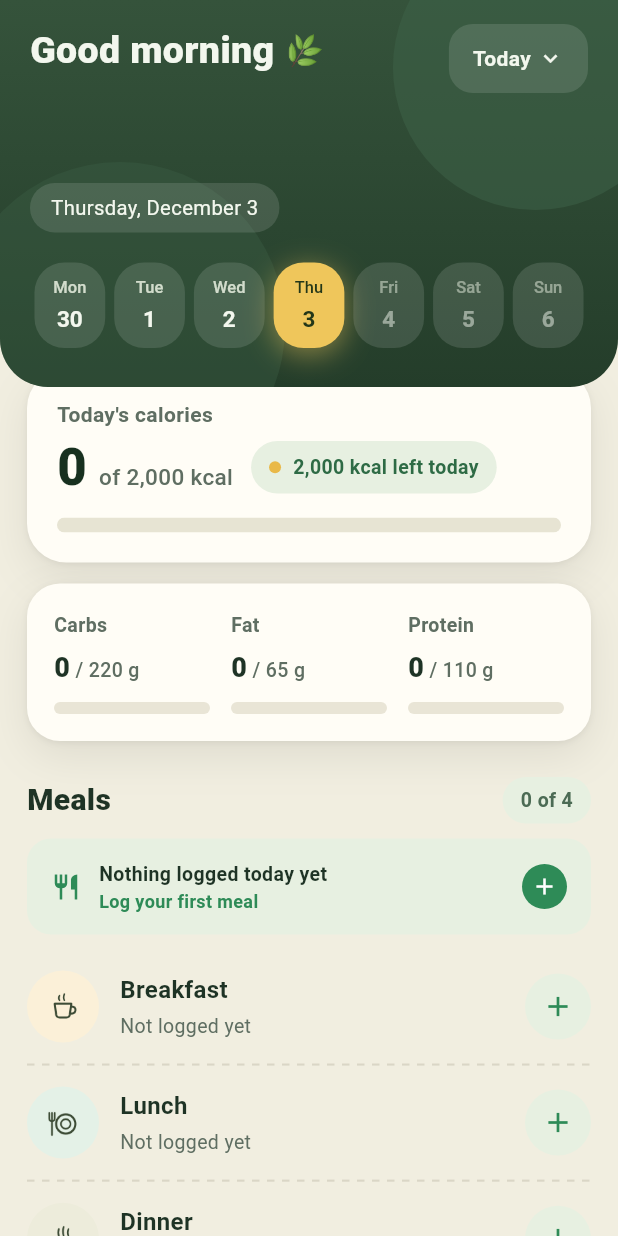
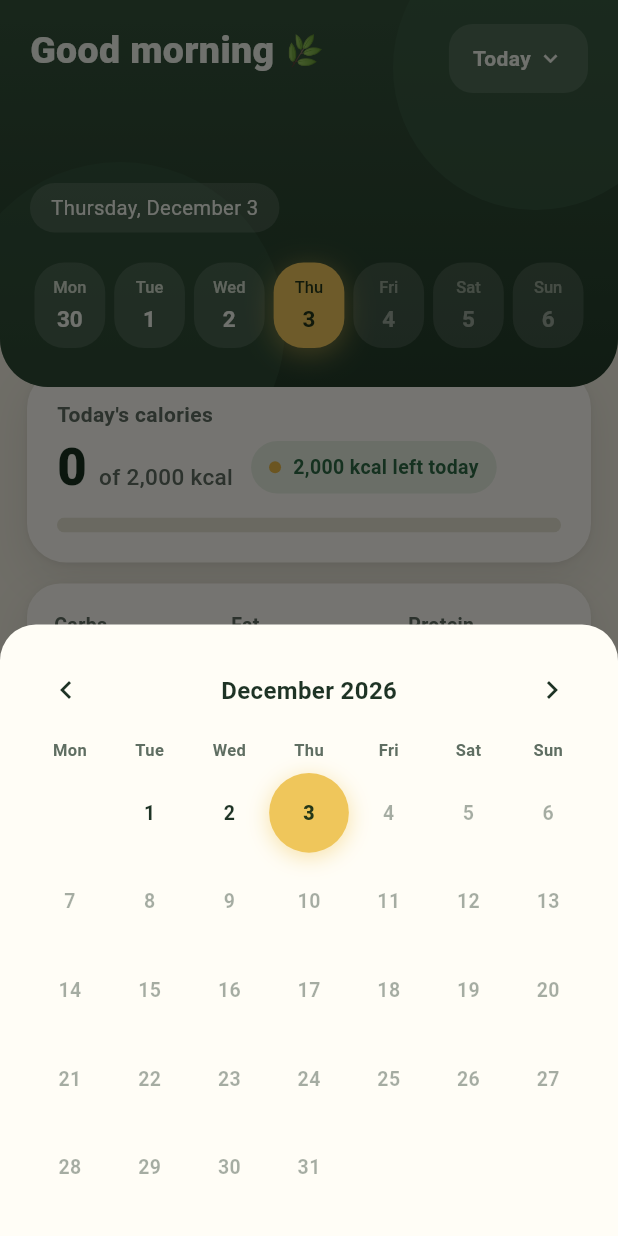
Before and after one commit to abdulmoezshadi90-art/calorie_tracker, a Flutter app: the HomeScreen screen opened directly, after a tap on "Today", on a phone screen of 412 x 824 dp. Run offline on Flutter 3.47's test engine with Material 3 defaults, Android fonts, the phone set to English and light mode, and no system bars; our stand-ins replace shared_preferences; accounts and stored records are empty.

Commit message:
feat: calendar picker on the Today pill, fix onboarding copy
The Today pill (top-left of Home) opened straight back to today on
tap, no way to jump to an arbitrary day from there. Now opens a
calendar sheet instead: pick any day, past or future, today gets the
same glowing gold treatment the week strip already uses for its
selected day so it reads as one visual language, not two. Month
navigation chevrons stay fixed left/right regardless of Arabic RTL,
Gregorian calendar navigation isn't mirrored in practice (Google
Calendar and WhatsApp do the same), flipping it would be the actually
confusing choice.

Also fixed two onboarding copy issues while in l10n.dart:
- The intro paragraph had two em dashes and named "Kalee chips" and
  "bazin" as searchable, neither is true. Kalee was never a real
  Libyan brand (already stripped from food_db.dart), and bazin isn't
  in the database yet, same false-claim pattern already caught and
  fixed in README/PRODUCT.md earlier. Rewrote around what's actually
  there: local packaged brands and everyday foods.
- The training-intensity step defined "exercise" but never "intense",
  even though both the High and Athlete activity levels use it.
  Added a second sentence using the standard talk-test definition.

4 new tests: open-not-jump behavior, tap-to-select-and-close, month
navigation, and Arabic rendering with a Western-digit-only check.

```diff
--- /dev/null
+++ b/lib/date_picker_sheet.dart
@@ -0,0 +1,222 @@
+import 'package:flutter/material.dart';
+
+import 'app_state.dart';
+import 'theme.dart';
+
+/// Bottom sheet calendar for jumping to any day — replaces the old
+/// tap-to-reset-to-today behavior of the Home screen's Today pill. Today
+/// always gets the same glowing gold treatment the week strip already
+/// uses for its selected day; the day currently being viewed (if it isn't
+/// today) gets a thin accent ring instead, so the two states never read
+/// as the same thing.
+void showDatePickerSheet({required BuildContext context}) {
+  final c = AppColors.of(context);
+  showModalBottomSheet<void>(
+    context: context,
+    backgroundColor: c.card,
+    shape: const RoundedRectangleBorder(
+      borderRadius: BorderRadius.vertical(top: Radius.circular(24)),
+    ),
+    builder: (sheetContext) => const _DatePickerSheet(),
+  );
+}
+
+class _DatePickerSheet extends StatefulWidget {
+  const _DatePickerSheet();
+
+  @override
+  State<_DatePickerSheet> createState() => _DatePickerSheetState();
+}
+
+class _DatePickerSheetState extends State<_DatePickerSheet> {
+  late DateTime _viewedMonth;
+
+  @override
+  void initState() {
+    super.initState();
+    final selected = AppScope.read(context).selectedDate;
+    _viewedMonth = DateTime(selected.year, selected.month);
+  }
+
+  void _changeMonth(int delta) {
+    setState(() {
+      _viewedMonth = DateTime(_viewedMonth.year, _viewedMonth.month + delta);
+    });
+  }
+
+  @override
+  Widget build(BuildContext context) {
+    final state = AppScope.of(context);
+    final c = AppColors.of(context);
+    final l = state.l;
+    final now = state.now();
+    final today = DateTime(now.year, now.month, now.day);
+    final selected = state.selectedDate;
+
+    final firstOfMonth = DateTime(_viewedMonth.year, _viewedMonth.month);
+    final daysInMonth = DateTime(
+      _viewedMonth.year,
+      _viewedMonth.month + 1,
+      0,
+    ).day;
+    // Monday-first grid, matching the week strip's own convention
+    // (home_screen.dart's _WeekStrip).
+    final leadingBlanks = firstOfMonth.weekday - 1;
+    final monday = today.subtract(Duration(days: today.weekday - 1));
+
+    final cells = <DateTime?>[
+      for (var i = 0; i < leadingBlanks; i++) null,
+      for (var d = 1; d <= daysInMonth; d++)
+        DateTime(_viewedMonth.year, _viewedMonth.month, d),
+    ];
+    while (cells.length % 7 != 0) {
+      cells.add(null);
+    }
+
+    void jumpTo(DateTime day) {
+      Navigator.of(context).pop();
+      state.selectDate(day);
+    }
+
+    return SafeArea(
+      child: Padding(
+        padding: const EdgeInsets.fromLTRB(20, 20, 20, 16),
+        child: Column(
+          mainAxisSize: MainAxisSize.min,
+          children: [
+            Row(
+              // Chevrons stay fixed (left = earlier, right = later)
+              // regardless of the app's RTL state — Gregorian calendar
+              // month navigation isn't mirrored in Arabic in practice
+              // (same convention Google Calendar and WhatsApp use), so
+              // flipping it here would be the actually-surprising choice.
+              mainAxisAlignment: MainAxisAlignment.spaceBetween,
+              children: [
+                IconButton(
+                  onPressed: () => _changeMonth(-1),
+                  icon: Icon(Icons.chevron_left, color: c.ink),
+                ),
+                Text(
+                  l.monthYear(_viewedMonth),
+                  style: TextStyle(
+                    fontSize: 16,
+                    fontWeight: FontWeight.w700,
+                    color: c.ink,
+                  ),
+                ),
+                IconButton(
+                  onPressed: () => _changeMonth(1),
+                  icon: Icon(Icons.chevron_right, color: c.ink),
+                ),
+              ],
+            ),
+            const SizedBox(height: 8),
+            Row(
+              children: [
+                for (var i = 0; i < 7; i++)
+                  Expanded(
+                    child: Center(
+                      child: Text(
+                        l.dayShort(monday.add(Duration(days: i))),
+                        style: TextStyle(
+                          fontSize: 11,
+                          fontWeight: FontWeight.w600,
+                          color: c.muted,
+                        ),
+                      ),
+                    ),
+                  ),
+              ],
+            ),
+            const SizedBox(height: 4),
+            for (var row = 0; row < cells.length ~/ 7; row++)
+              Row(
+                children: [
+                  for (var col = 0; col < 7; col++)
+                    Expanded(
+                      child: _DayCell(
+                        day: cells[row * 7 + col],
+                        today: today,
+                        selected: selected,
+                        onTap: jumpTo,
+                      ),
+                    ),
+                ],
+              ),
+          ],
+        ),
+      ),
+    );
+  }
+}
+
+class _DayCell extends StatelessWidget {
+  const _DayCell({
+    required this.day,
+    required this.today,
+    required this.selected,
+    required this.onTap,
+  });
+  final DateTime? day;
+  final DateTime today;
+  final DateTime selected;
+  final ValueChanged<DateTime> onTap;
+
+  @override
+  Widget build(BuildContext context) {
+    final c = AppColors.of(context);
+    final day = this.day;
+    if (day == null) return const SizedBox(height: 44);
+
+    final isToday = AppState.dateKey(day) == AppState.dateKey(today);
+    final isSelected = AppState.dateKey(day) == AppState.dateKey(selected);
+    final isFuture = day.isAfter(today);
+
+    return Padding(
+      padding: const EdgeInsets.symmetric(vertical: 3),
+      child: AspectRatio(
+        aspectRatio: 1,
+        child: Container(
+          decoration: BoxDecoration(
+            shape: BoxShape.circle,
+            color: isToday ? c.daySelectedBg : Colors.transparent,
+            border: (!isToday && isSelected)
+                ? Border.all(color: c.accent, width: 1.5)
+                : null,
+            // Same glow the week strip uses for its selected day — here
+            // it marks today specifically, not whatever's selected.
+            boxShadow: isToday
+                ? [
+                    BoxShadow(
+                      color: c.daySelectedBg.withValues(alpha: 0.5),
+                      blurRadius: 12,
+                      offset: const Offset(0, 3),
+                    ),
+                  ]
+                : null,
+          ),
+          child: Material(
+            type: MaterialType.transparency,
+            shape: const CircleBorder(),
+            child: InkWell(
+              customBorder: const CircleBorder(),
+              onTap: () => onTap(day),
+              child: Center(
+                child: Text(
+                  '${day.day}',
+                  style: TextStyle(
+                    fontSize: 13,
+                    fontWeight: isToday ? FontWeight.w800 : FontWeight.w600,
+                    color: isToday
+                        ? c.daySelectedText
+                        : c.ink.withValues(alpha: isFuture ? 0.4 : 1),
+                  ),
+                ),
+              ),
+            ),
+          ),
+        ),
+      ),
+    );
+  }
+}
--- a/lib/home_screen.dart
+++ b/lib/home_screen.dart
@@ -4,6 +4,7 @@ import 'package:flutter/material.dart';
 import 'package:flutter/services.dart';
 
 import 'app_state.dart';
+import 'date_picker_sheet.dart';
 import 'l10n.dart';
 import 'meal_detail_screen.dart';
 import 'models.dart';
@@ -304,7 +305,11 @@ class _TodayPill extends StatelessWidget {
       borderRadius: BorderRadius.circular(16),
       child: InkWell(
         borderRadius: BorderRadius.circular(16),
-        onTap: () => state.selectDate(state.now()),
+        // Opens the calendar sheet (date_picker_sheet.dart) instead of
+        // jumping straight to today — the label stays "Today" (it's the
+        // trigger for the picker, not a live readout of the viewed day;
+        // _DatePill next to it already shows the actual selected date).
+        onTap: () => showDatePickerSheet(context: context),
         child: Container(
           padding: const EdgeInsets.symmetric(horizontal: 16, vertical: 13),
           child: Row(
--- a/lib/l10n.dart
+++ b/lib/l10n.dart
@@ -168,9 +168,14 @@ class L10n {
   String get skip => isAr ? 'تخطي' : 'Skip';
   String get getStarted => isAr ? 'ابدأ الآن' : 'Get started';
   String get introTitle => isAr ? 'سجّل ما تأكل' : 'Log what you eat';
+  // No em dashes (house style), and no naming specific foods that aren't
+  // actually searchable yet: Kalee was never a real Libyan brand (removed
+  // from food_db.dart), and named home dishes like bazin aren't in the
+  // database yet either, only their raw ingredients are. Local packaged
+  // brands are the real, honest hook today.
   String get introBody => isAr
-      ? 'ابحث عن الأطعمة الليبية — من شيبسي كالي إلى البازين — وأضفها إلى وجباتك بضغطة. يعمل التطبيق بدون إنترنت وبياناتك تبقى على هاتفك.'
-      : 'Search Libyan foods — from Kalee chips to bazin — and add them to your meals with a tap. Works offline, and your data stays on your phone.';
+      ? 'ابحث عن العلامات الليبية والأطعمة اليومية، بالعربية أو الإنجليزية، وأضفها لوجباتك بضغطة واحدة. يعمل بدون إنترنت، وبياناتك تبقى في هاتفك فقط.'
+      : 'Search Libyan brands and everyday foods, in Arabic or English, and add them to your meals with a tap. Works offline, your data never leaves your phone.';
   String get onboardGoalsTitle =>
       isAr ? 'حدد أهدافك اليومية' : 'Set your daily goals';
   String get onboardGoalsBody => isAr
@@ -263,9 +268,12 @@ class L10n {
       ? 'تم رفع هدفك إلى الحد الأدنى الآمن.'
       : 'Your target was raised to a safe minimum.';
   String get continueLabel => isAr ? 'متابعة' : 'Continue';
+  // "Exercise" was defined here, but "intense" (used in the High and
+  // Athlete activity descriptions below) never was — added a second
+  // sentence using the standard talk-test definition.
   String get exerciseHelper => isAr
-      ? 'التمرين يعني نشاطًا يرفع نبض القلب لمدة 15-30 دقيقة أو أكثر'
-      : 'Exercise means 15 to 30+ minutes of elevated heart rate activity';
+      ? 'التمرين يعني نشاطًا يرفع نبض القلب لمدة 15 إلى 30 دقيقة أو أكثر. أما الشاق فيعني صعوبة الحديث أثناء الأداء.'
+      : 'Exercise means 15 to 30+ minutes of elevated heart rate activity. Intense means hard enough that talking through it is difficult.';
 
   String activityDesc(ActivityLevel a) => switch (a) {
     ActivityLevel.sedentary =>
@@ -402,6 +410,13 @@ class L10n {
     return isAr ? '$wd، ${d.day} $month' : '$wd, $month ${d.day}';
   }
 
+  /// Calendar sheet header, e.g. "August 2026" / "أغسطس 2026". Year is
+  /// plain int interpolation, same as every other on-screen number here —
+  /// never intl-based formatting, which could slip in Eastern Arabic
+  /// numerals (hard requirement 1).
+  String monthYear(DateTime d) =>
+      '${(isAr ? _monthsAr : _monthsEn)[d.month - 1]} ${d.year}';
+
   // Short weekday labels for the week strip, indexed by DateTime.weekday % 7.
   static const _daysEn = ['Sun', 'Mon', 'Tue', 'Wed', 'Thu', 'Fri', 'Sat'];
   static const _daysAr = [
```
Also changed, not shown: 1 other file.
